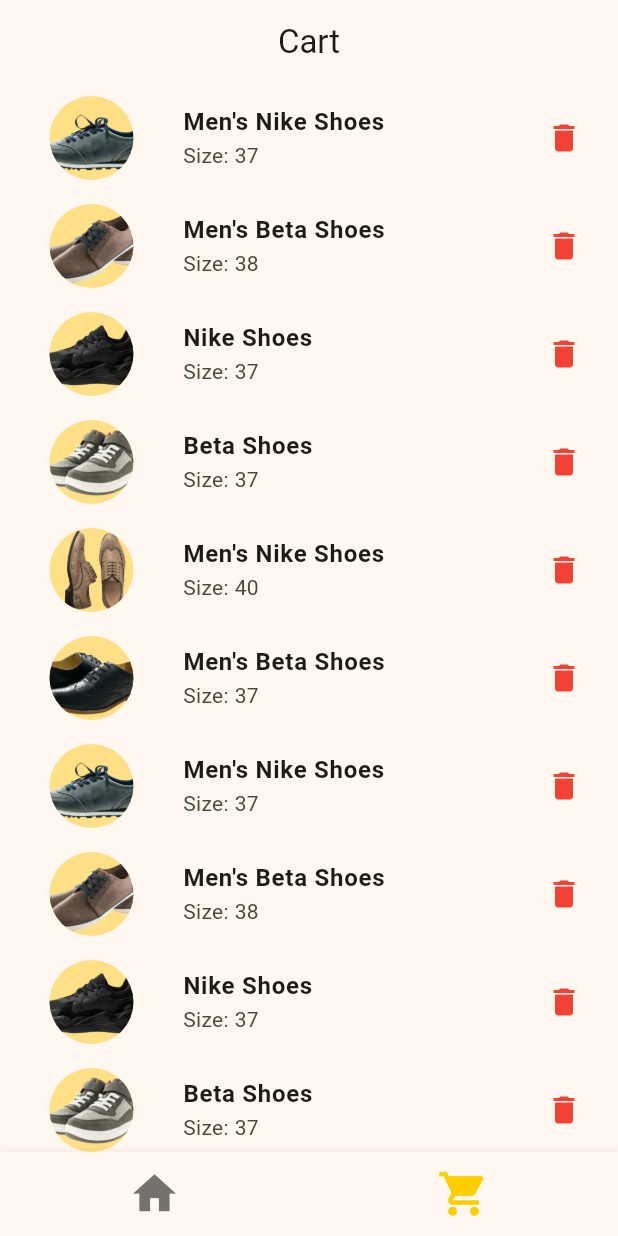
After one commit to OmarHafez1/Flutter_Shopping_App, a Flutter app: the screen it shows after launch, item 2 of the bottom bar chosen, on a phone screen of 412 x 824 dp. The commit adds this screen. Run offline on Flutter 3.47's test engine with Material 3 defaults, Android fonts, the phone set to English and light mode, and no system bars.

Commit message:
Added product list page and the bottom navigator to the app

```diff
--- a/lib/main.dart
+++ b/lib/main.dart
@@ -1,6 +1,7 @@
 import 'package:flutter/material.dart';
 import 'package:shopping_app/data/available_products.dart';
 import 'package:shopping_app/constants.dart';
+import 'package:shopping_app/pages/app_bottom_navigator.dart';
 import 'package:shopping_app/pages/home_page.dart';
 import 'package:shopping_app/pages/product_details_page.dart';
 
@@ -15,7 +16,7 @@ class MyApp extends StatelessWidget {
   @override
   Widget build(BuildContext context) {
     return MaterialApp(
-      title: 'Flutter Demo',
+      title: 'Shopping app',
       theme: ThemeData(
         colorScheme: ColorScheme.fromSeed(
           seedColor: KPrimaryColor,
@@ -26,9 +27,7 @@ class MyApp extends StatelessWidget {
         ),
         useMaterial3: true,
       ),
-      home: ProductDetailsPage(
-        product: availableProducts[7],
-      ),
+      home: AppBottomNavigator(),
     );
   }
 }
--- /dev/null
+++ b/lib/pages/app_bottom_navigator.dart
@@ -0,0 +1,50 @@
+import 'package:flutter/material.dart';
+import 'package:shopping_app/pages/home_page.dart';
+import 'package:shopping_app/pages/product_details_page.dart';
+import 'package:shopping_app/pages/product_list.dart';
+
+class AppBottomNavigator extends StatefulWidget {
+  const AppBottomNavigator({super.key});
+
+  @override
+  State<AppBottomNavigator> createState() => _AppBottomNavigatorState();
+}
+
+int _bottomNavigationBarIndex = 0;
+List<Widget> pages = [
+  HomePage(),
+  ProductList(),
+];
+
+class _AppBottomNavigatorState extends State<AppBottomNavigator> {
+  @override
+  Widget build(BuildContext context) {
+    return Scaffold(
+      bottomNavigationBar: BottomNavigationBar(
+        currentIndex: _bottomNavigationBarIndex,
+        selectedFontSize: 0,
+        unselectedFontSize: 0,
+        iconSize: 35,
+        onTap: (index) {
+          setState(() {
+            _bottomNavigationBarIndex = index;
+          });
+        },
+        items: [
+          BottomNavigationBarItem(
+            icon: Icon(Icons.home),
+            label: "",
+          ),
+          BottomNavigationBarItem(
+            icon: Icon(Icons.shopping_cart),
+            label: "",
+          ),
+        ],
+      ),
+      body: IndexedStack(
+        index: _bottomNavigationBarIndex,
+        children: pages,
+      ),
+    );
+  }
+}
--- a/lib/pages/home_page.dart
+++ b/lib/pages/home_page.dart
@@ -1,6 +1,7 @@
 import 'package:flutter/material.dart';
 import 'package:shopping_app/data/available_products.dart';
 import 'package:shopping_app/constants.dart';
+import 'package:shopping_app/pages/product_details_page.dart';
 import 'package:shopping_app/reusable_widgets/filters_chip.dart';
 import 'package:shopping_app/reusable_widgets/product_card.dart';
 
@@ -89,6 +90,18 @@ class _HomePageState extends State<HomePage> {
                 itemBuilder: (context, index) {
                   return Padding(
                     padding: const EdgeInsets.all(22.0),
+                    child: GestureDetector(
+                      onTap: () {
+                        Navigator.of(context).push(
+                          MaterialPageRoute(
+                            builder: (context) {
+                              return ProductDetailsPage(
+                                product: availableProducts[index],
+                              );
+                            },
+                          ),
+                        );
+                      },
                       child: ProductCard(
                         title: availableProducts[index].title,
                         price: availableProducts[index].price.toString(),
@@ -96,6 +109,7 @@ class _HomePageState extends State<HomePage> {
                             ? KProductCardBlueColor
                             : KProductCardWhiteColor,
                         imagePath: availableProducts[index].imagePath,
+                      ),
                     ),
                   );
                 },
--- /dev/null
+++ b/lib/pages/product_list.dart
@@ -0,0 +1,62 @@
+import 'package:flutter/material.dart';
+import 'package:shopping_app/data/available_products.dart';
+
+class ProductList extends StatefulWidget {
+  const ProductList({super.key});
+
+  @override
+  State<ProductList> createState() => _ProductListState();
+}
+
+class _ProductListState extends State<ProductList> {
+  var cart = [
+    availableProducts[0],
+    availableProducts[1],
+    availableProducts[4],
+    availableProducts[5],
+    availableProducts[6],
+    availableProducts[8],
+    availableProducts[0],
+    availableProducts[1],
+    availableProducts[4],
+    availableProducts[5],
+    availableProducts[6],
+    availableProducts[8],
+    availableProducts[0],
+    availableProducts[1],
+    availableProducts[4],
+    availableProducts[5],
+    availableProducts[6],
+    availableProducts[8],
+  ];
+
+  @override
+  Widget build(BuildContext context) {
+    return Scaffold(
+      appBar: AppBar(
+        centerTitle: true,
+        title: Text("Cart"),
+      ),
+      body: ListView.builder(
+        itemCount: cart.length,
+        itemBuilder: (context, index) {
+          return ListTile(
+            trailing: Icon(
+              Icons.delete,
+              color: Colors.red,
+            ),
+            leading: CircleAvatar(
+              radius: 45,
+              backgroundImage: AssetImage(cart[index].imagePath),
+            ),
+            title: Text(
+              cart[index].title,
+              style: TextStyle(fontWeight: FontWeight.bold),
+            ),
+            subtitle: Text("Size: ${cart[index].sizes[0]}"),
+          );
+        },
+      ),
+    );
+  }
+}
```
Lines whose indentation alone changed are shown as unchanged.
